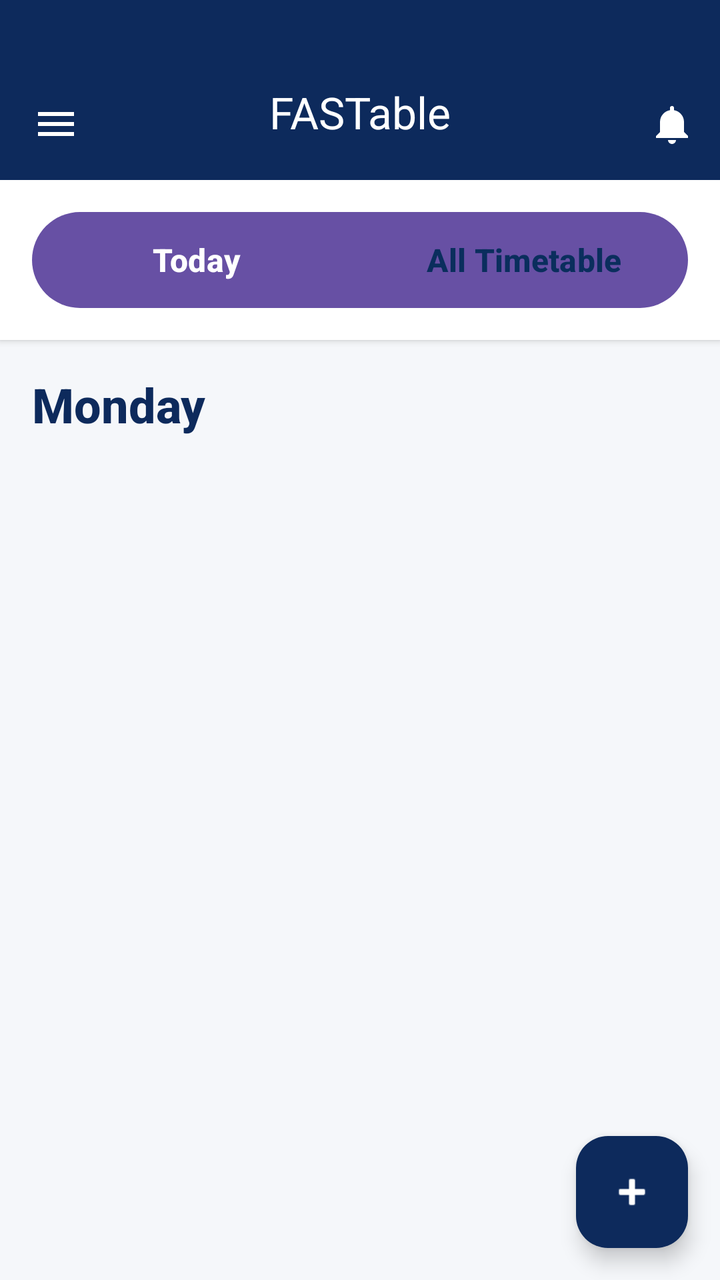
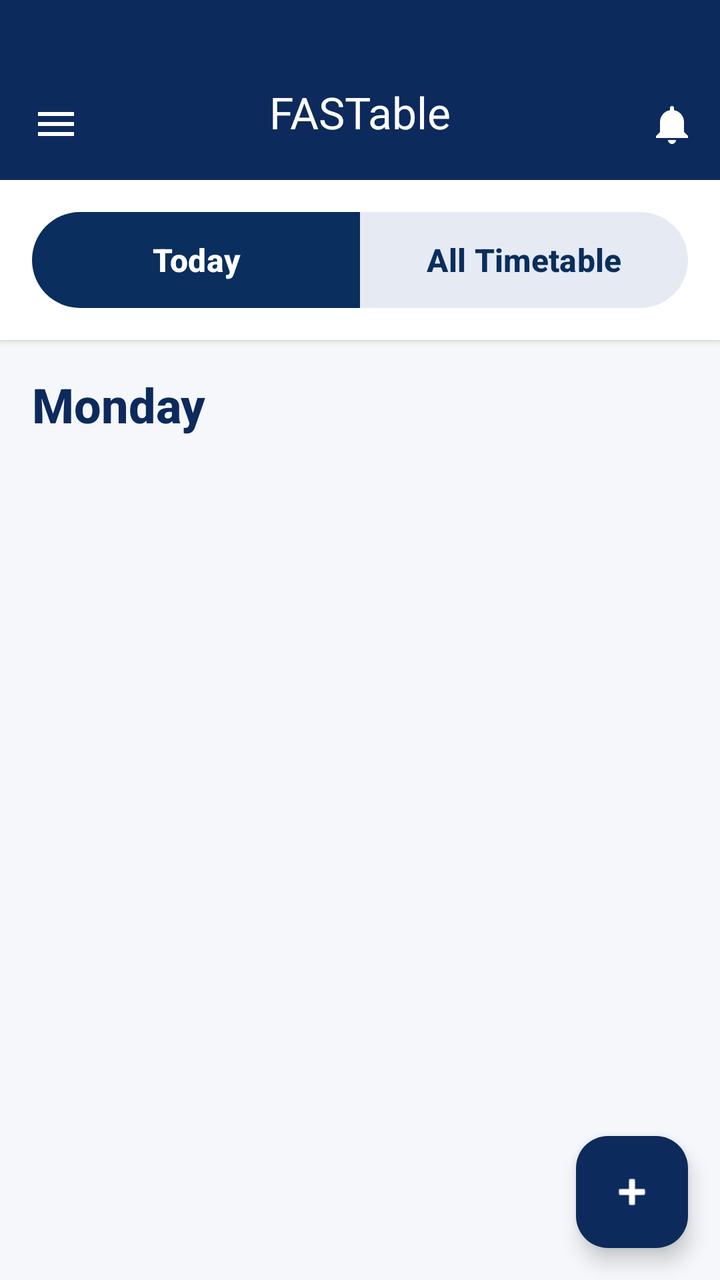

Screens rendered from an Android XML layout before and after an edit, with the pre-edit source and the edit as a unified diff.
<!-- AndroidManifest.xml: application theme Theme.FASTable -->
<!-- res/layout/activity_home.xml -->
<?xml version="1.0" encoding="utf-8"?>
<androidx.drawerlayout.widget.DrawerLayout xmlns:android="http://schemas.android.com/apk/res/android"
    xmlns:app="http://schemas.android.com/apk/res-auto"
    xmlns:tools="http://schemas.android.com/tools"
    android:id="@+id/drawerLayout"
    android:layout_width="match_parent"
    android:layout_height="match_parent"
    tools:context=".Home">

    
    <androidx.constraintlayout.widget.ConstraintLayout
        android:id="@+id/mainLayout"
        android:layout_width="match_parent"
        android:layout_height="match_parent"
        android:background="#F5F7FA">

    


    <com.google.android.material.appbar.MaterialToolbar
        android:id="@+id/topAppBar"
        android:layout_width="0dp"
        android:layout_height="90dp"
        android:background="#0D2A5C"
        android:elevation="4dp"
        android:paddingTop="30dp"
        android:paddingBottom="8dp"
        app:navigationIcon="@drawable/ic_menu"
        app:title="FASTable"
        app:titleCentered="true"
        app:titleTextColor="@android:color/white"
        app:menu="@menu/top_app_bar_menu"
        app:layout_constraintTop_toTopOf="parent"
        app:layout_constraintStart_toStartOf="parent"
        app:layout_constraintEnd_toEndOf="parent">


    </com.google.android.material.appbar.MaterialToolbar>

    
    <LinearLayout
        android:id="@+id/tabContainer"
        android:layout_width="0dp"
        android:layout_height="wrap_content"
        android:orientation="horizontal"
        android:padding="16dp"
        android:background="#FFFFFF"
        android:elevation="2dp"
        app:layout_constraintTop_toBottomOf="@id/topAppBar"
        app:layout_constraintStart_toStartOf="parent"
        app:layout_constraintEnd_toEndOf="parent">

        <Button
            android:id="@+id/btnTabToday"
            android:layout_width="0dp"
            android:layout_height="48dp"
            android:layout_weight="1"
            android:text="Today"
            android:textColor="#FFFFFF"
            android:textSize="16sp"
            android:textStyle="bold"
            android:background="@drawable/selected_tab_left"
            android:elevation="0dp"
            android:stateListAnimator="@null" />

        <Button
            android:id="@+id/btnTabAllTimetable"
            android:layout_width="0dp"
            android:layout_height="48dp"
            android:layout_weight="1"
            android:text="All Timetable"
            android:textColor="#0A2E5D"
            android:textSize="16sp"
            android:textStyle="bold"
            android:background="@drawable/unselected_tab_right"
            android:elevation="0dp"
            android:stateListAnimator="@null" />
    </LinearLayout>

    
    <ScrollView
        android:id="@+id/scrollViewToday"
        android:layout_width="0dp"
        android:layout_height="0dp"
        android:padding="16dp"
        app:layout_constraintTop_toBottomOf="@id/tabContainer"
        app:layout_constraintBottom_toBottomOf="parent"
        app:layout_constraintStart_toStartOf="parent"
        android:scrollbars="none"
        android:fadeScrollbars="false"
        app:layout_constraintEnd_toEndOf="parent">

        <LinearLayout
            android:layout_width="match_parent"
            android:layout_height="wrap_content"
            android:orientation="vertical">

            
            <TextView
                android:id="@+id/tvCurrentDay"
                android:layout_width="match_parent"
                android:layout_height="wrap_content"
                android:text="Monday"
                android:textSize="24sp"
                android:textStyle="bold"
                android:textColor="#0D2A5C"
                android:layout_marginBottom="16dp"
                android:fontFamily="sans-serif-medium" />

            
            <androidx.recyclerview.widget.RecyclerView
                android:id="@+id/rvDashboardSessions"
                android:layout_width="match_parent"
                android:layout_height="wrap_content"
                android:nestedScrollingEnabled="false"
                android:clipToPadding="false" />

            
            <TextView
                android:id="@+id/tvEmptyState"
                android:layout_width="match_parent"
                android:layout_height="wrap_content"
                android:text="No classes scheduled for today\n\nAdd courses from:\n• Batch Timetable\n• Custom Timetable"
                android:textSize="16sp"
                android:textColor="#666"
                android:textAlignment="center"
                android:padding="32dp"
                android:visibility="gone"
                android:lineSpacingExtra="4dp" />

        </LinearLayout>
    </ScrollView>

    
    <LinearLayout
        android:id="@+id/containerAllTimetable"
        android:layout_width="0dp"
        android:layout_height="0dp"
        android:orientation="vertical"
        android:visibility="gone"
        app:layout_constraintTop_toBottomOf="@id/tabContainer"
        app:layout_constraintBottom_toBottomOf="parent"
        app:layout_constraintStart_toStartOf="parent"
        app:layout_constraintEnd_toEndOf="parent">

        
        <com.google.android.material.tabs.TabLayout
            android:id="@+id/tabLayoutDays"
            android:layout_width="match_parent"
            android:layout_height="wrap_content"
            android:background="#FFFFFF"
            app:tabTextColor="#666"
            app:tabSelectedTextColor="#0A2E5D"
            app:tabIndicatorColor="#0A2E5D"
            app:tabMode="scrollable" />

        
        <androidx.recyclerview.widget.RecyclerView
            android:id="@+id/rvAllTimetable"
            android:layout_width="match_parent"
            android:layout_height="0dp"
            android:layout_weight="1"
            android:padding="8dp"
            android:clipToPadding="false" />

        
        <TextView
            android:id="@+id/tvEmptyStateAll"
            android:layout_width="match_parent"
            android:layout_height="match_parent"
            android:text="No classes scheduled\n\nAdd courses from:\n• Batch Timetable\n• Custom Timetable"
            android:textSize="16sp"
            android:textColor="#666"
            android:textAlignment="center"
            android:padding="32dp"
            android:gravity="center"
            android:visibility="gone"
            android:lineSpacingExtra="4dp" />
    </LinearLayout>

    
    <com.google.android.material.floatingactionbutton.FloatingActionButton
        android:id="@+id/fabAddTimetable"
        android:layout_width="wrap_content"
        android:layout_height="wrap_content"
        android:layout_margin="16dp"
        android:contentDescription="@string/add_timetable"
        android:src="@android:drawable/ic_input_add"
        app:backgroundTint="#0D2A5C"
        app:tint="@android:color/white"
        app:layout_constraintBottom_toBottomOf="parent"
        app:layout_constraintEnd_toEndOf="parent" />

    </androidx.constraintlayout.widget.ConstraintLayout>

    
    <androidx.constraintlayout.widget.ConstraintLayout
        android:id="@+id/navigationDrawer"
        android:layout_width="300dp"
        android:layout_height="match_parent"
        android:layout_gravity="start"
        android:background="#FFFFFF">

        
        <View
            android:id="@+id/rightShadow"
            android:layout_width="0dp"
            android:layout_height="0dp"
            android:background="@drawable/right_side_shadow"
            app:layout_constraintTop_toTopOf="parent"
            app:layout_constraintBottom_toBottomOf="parent"
            app:layout_constraintEnd_toEndOf="parent" />

        
        <androidx.appcompat.widget.Toolbar
            android:id="@+id/top_bar_menu"
            android:layout_width="0dp"
            android:layout_height="80dp"
            android:background="@color/white"
            android:theme="@style/ThemeOverlay.AppCompat.Dark.ActionBar"
            android:elevation="4dp"
            android:paddingTop="30dp"
            android:paddingBottom="8dp"
            app:navigationIcon="@drawable/ic_menu_black"
            app:titleTextColor="@android:color/white"
            app:layout_constraintTop_toTopOf="parent"
            app:layout_constraintStart_toStartOf="parent" />

        
        <LinearLayout
            android:id="@+id/contentContainer"
            android:layout_width="0dp"
            android:layout_height="0dp"
            android:orientation="vertical"
            android:paddingStart="20dp"
            android:paddingEnd="20dp"
            android:paddingTop="24dp"
            android:paddingBottom="24dp"
            app:layout_constraintTop_toBottomOf="@id/top_bar_menu"
            app:layout_constraintBottom_toBottomOf="parent"
            app:layout_constraintStart_toStartOf="parent"
            app:layout_constraintEnd_toStartOf="@id/rightShadow">

            
            <LinearLayout
                android:id="@+id/profileSection"
                android:layout_width="match_parent"
                android:layout_height="wrap_content"
                android:orientation="horizontal"
                android:gravity="center_vertical">

                <de.hdodenhof.circleimageview.CircleImageView
                    android:id="@+id/profileImage"
                    android:layout_width="56dp"
                    android:layout_height="56dp"
                    android:src="@drawable/img_demo"
                    app:civ_border_width="2dp"
                    app:civ_border_color="#E0E0E0"
                    android:contentDescription="@string/profile_image" />

                <LinearLayout
                    android:layout_width="0dp"
                    android:layout_height="wrap_content"
                    android:layout_weight="1"
                    android:orientation="vertical"
                    android:layout_marginStart="12dp">

                    <TextView
                        android:id="@+id/tvName"
                        android:layout_width="wrap_content"
                        android:layout_height="wrap_content"
                        android:text="Muhammad Ahsan"
                        android:textColor="@color/navy"
                        android:textSize="20sp"
                        android:textStyle="bold" />

                    <TextView
                        android:id="@+id/tvEmail"
                        android:layout_width="wrap_content"
                        android:layout_height="wrap_content"
                        android:text="hmahsankhetran@gmail.com"
                        android:textColor="@color/navy"
                        android:textSize="12sp" />
                </LinearLayout>

                <ImageView
                    android:id="@+id/imgArrow"
                    android:layout_width="30dp"
                    android:layout_height="40dp"
                    android:src="@drawable/ic_arrow_right"
                    app:tint="#808080" />
            </LinearLayout>

            
            <View
                android:layout_width="match_parent"
                android:layout_height="1dp"
                android:layout_marginTop="12dp"
                android:background="#B0B0B0" />

            
            <com.google.android.material.button.MaterialButton
                android:id="@+id/btnBatchTimetable"
                android:layout_width="match_parent"
                android:layout_height="48dp"
                android:layout_marginTop="16dp"
                android:text="@string/batch_timetable"
                android:textAllCaps="false"
                android:textSize="15sp"
                android:textStyle="bold"
                android:textColor="#FFFFFF"
                app:cornerRadius="10dp"
                app:backgroundTint="#0A2E5D"
                app:strokeColor="#0A2E5D"
                app:strokeWidth="1dp" />

            <com.google.android.material.button.MaterialButton
                android:id="@+id/btnCustomTimetable"
                android:layout_width="match_parent"
                android:layout_height="48dp"
                android:layout_marginTop="14dp"
                android:text="@string/custom_timetable"
                android:textAllCaps="false"
                android:textSize="15sp"
                android:textStyle="bold"
                android:textColor="#0A2E5D"
                app:cornerRadius="10dp"
                app:backgroundTint="#FFFFFF"
                app:strokeColor="#0A2E5D"
                app:strokeWidth="1dp" />

            <com.google.android.material.button.MaterialButton
                android:id="@+id/btnAboutUs"
                android:layout_width="match_parent"
                android:layout_height="48dp"
                android:layout_marginTop="14dp"
                android:text="@string/about_us"
                android:textAllCaps="false"
                android:textSize="15sp"
                android:textStyle="bold"
                android:textColor="#0A2E5D"
                app:cornerRadius="10dp"
                app:backgroundTint="#FFFFFF"
                app:strokeColor="#0A2E5D"
                app:strokeWidth="1dp" />

            <View
                android:layout_width="match_parent"
                android:layout_height="0dp"
                android:layout_weight="1" />

            <Button
                android:id="@+id/btnLogout"
                android:layout_width="match_parent"
                android:layout_height="48dp"
                android:text="@string/log_out"
                android:textAllCaps="false"
                android:textSize="15sp"
                android:textStyle="bold"
                android:textColor="#0A2E5D"
                app:cornerRadius="10dp"
                app:backgroundTint="#FFFFFF"
                app:strokeColor="#0A2E5D"
                app:strokeWidth="1dp" />
        </LinearLayout>

    </androidx.constraintlayout.widget.ConstraintLayout>

</androidx.drawerlayout.widget.DrawerLayout>
<!-- resources referenced by this layout -->
<resources>
  <color name="navy">#0F3460</color>
  <color name="white">#FFFFFFFF</color>
  <!-- drawable ic_arrow_right (drawable) -->
  <vector xmlns:android="http://schemas.android.com/apk/res/android"
      android:width="24dp"
      android:height="24dp"
      android:viewportWidth="24"
      android:viewportHeight="24">
      <path
          android:fillColor="#808080"
          android:pathData="M8.59,16.59L13.17,12L8.59,7.41L10,6L16,12L10,18L8.59,16.59Z"/>
  </vector>
  <!-- drawable ic_menu (drawable) -->
  <vector xmlns:android="http://schemas.android.com/apk/res/android"
      android:width="24dp"
      android:height="24dp"
      android:viewportWidth="24"
      android:viewportHeight="24">
      <path
          android:fillColor="#FFF"
          android:pathData="M3,6h18v2H3V6zm0,5h18v2H3v-2zm0,5h18v2H3v-2z"/>
  </vector>
  <!-- drawable ic_menu_black (drawable) -->
  <vector xmlns:android="http://schemas.android.com/apk/res/android"
      android:width="24dp"
      android:height="24dp"
      android:viewportWidth="24"
      android:viewportHeight="24">
      <path
          android:fillColor="#000000"
          android:pathData="M3,6h18v2H3V6zm0,5h18v2H3v-2zm0,5h18v2H3v-2z"/>
  </vector>
  <!-- drawable img_demo: png bitmap (drawable, 35192 bytes) -->
  <!-- drawable right_side_shadow (drawable) -->
  <shape xmlns:android="http://schemas.android.com/apk/res/android">
      <gradient
          android:startColor="#66000000"
      android:endColor="@android:color/transparent"
      android:angle="270" />
  </shape>
  <!-- drawable selected_tab_left (drawable) -->
  <shape xmlns:android="http://schemas.android.com/apk/res/android"
      android:shape="rectangle">
      <solid android:color="#0A2E5D"/>
      <corners android:topLeftRadius="24dp" android:bottomLeftRadius="24dp"/>
  </shape>
  <!-- drawable unselected_tab_right (drawable) -->
  <shape xmlns:android="http://schemas.android.com/apk/res/android"
      android:shape="rectangle">
      <solid android:color="#E6EAF3"/>
      <corners android:topRightRadius="24dp" android:bottomRightRadius="24dp"/>
  </shape>
  <string name="about_us">About Us</string>
  <string name="add_timetable">Add Timetable</string>
  <string name="batch_timetable">Batch Timetable</string>
  <string name="custom_timetable">Custom Timetable</string>
  <string name="log_out">Log Out</string>
  <string name="profile_image">Profile Image</string>
  <style name="Theme.FASTable" parent="Base.Theme.FASTable" />
  <style name="Base.Theme.FASTable" parent="Theme.Material3.DayNight.NoActionBar">
          
          
      </style>
</resources>

<!-- the commit's change to res/layout/activity_home.xml (unified diff, before → after) -->
@@ -50,7 +50,7 @@
         app:layout_constraintStart_toStartOf="parent"
         app:layout_constraintEnd_toEndOf="parent">
 
-        <Button
+        <com.google.android.material.button.MaterialButton
             android:id="@+id/btnTabToday"
             android:layout_width="0dp"
             android:layout_height="48dp"
@@ -60,10 +60,13 @@
             android:textSize="16sp"
             android:textStyle="bold"
             android:background="@drawable/selected_tab_left"
-            android:elevation="0dp"
-            android:stateListAnimator="@null" />
-
-        <Button
+            android:insetTop="0dp"
+            android:insetBottom="0dp"
+            app:backgroundTint="@null"
+            app:elevation="0dp"
+            app:strokeWidth="0dp" />
+
+        <com.google.android.material.button.MaterialButton
             android:id="@+id/btnTabAllTimetable"
             android:layout_width="0dp"
             android:layout_height="48dp"
@@ -73,8 +76,11 @@
             android:textSize="16sp"
             android:textStyle="bold"
             android:background="@drawable/unselected_tab_right"
-            android:elevation="0dp"
-            android:stateListAnimator="@null" />
+            android:insetTop="0dp"
+            android:insetBottom="0dp"
+            app:backgroundTint="@null"
+            app:elevation="0dp"
+            app:strokeWidth="0dp" />
     </LinearLayout>
 
     
